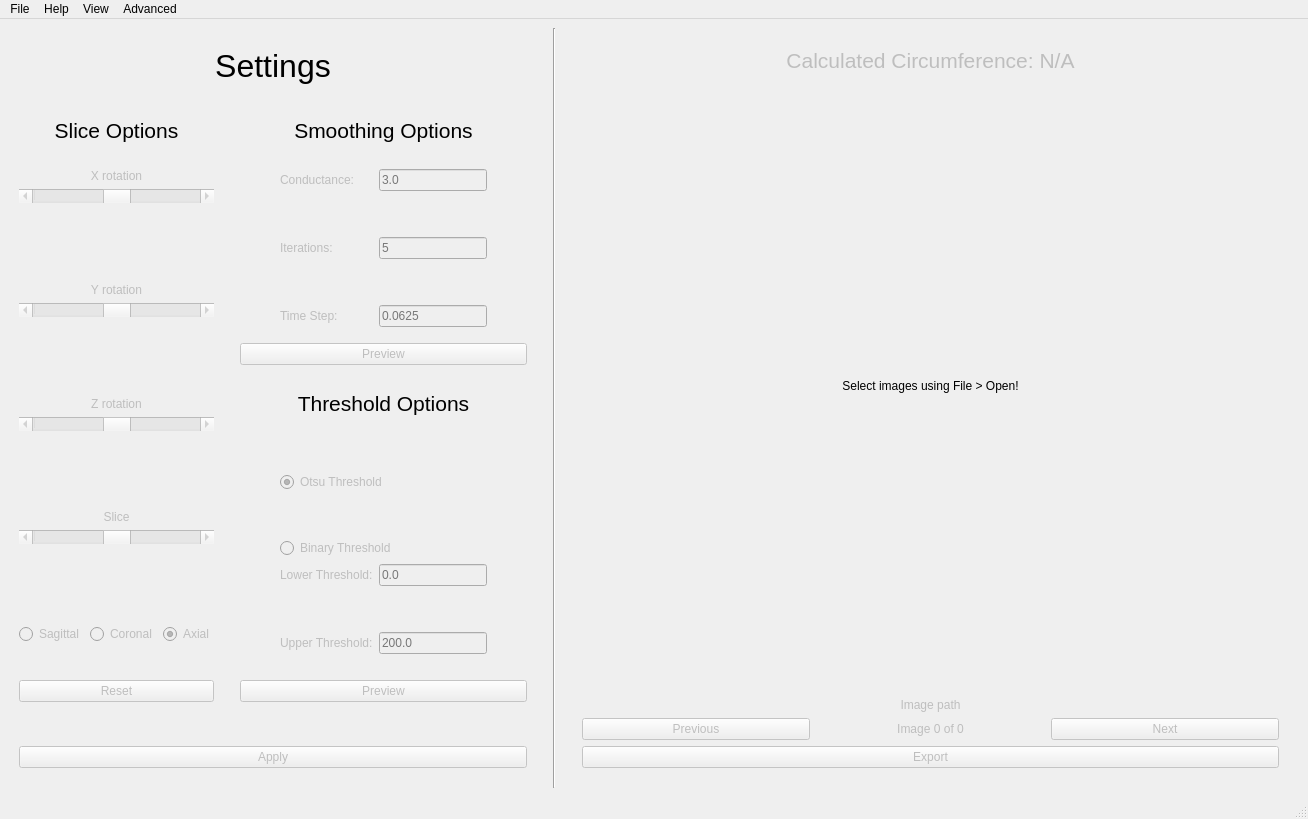
First picture: the form in NeuroRuler/GUI/mainwindow.ui, repository NIRALUser/NeuroRuler, before the edit.
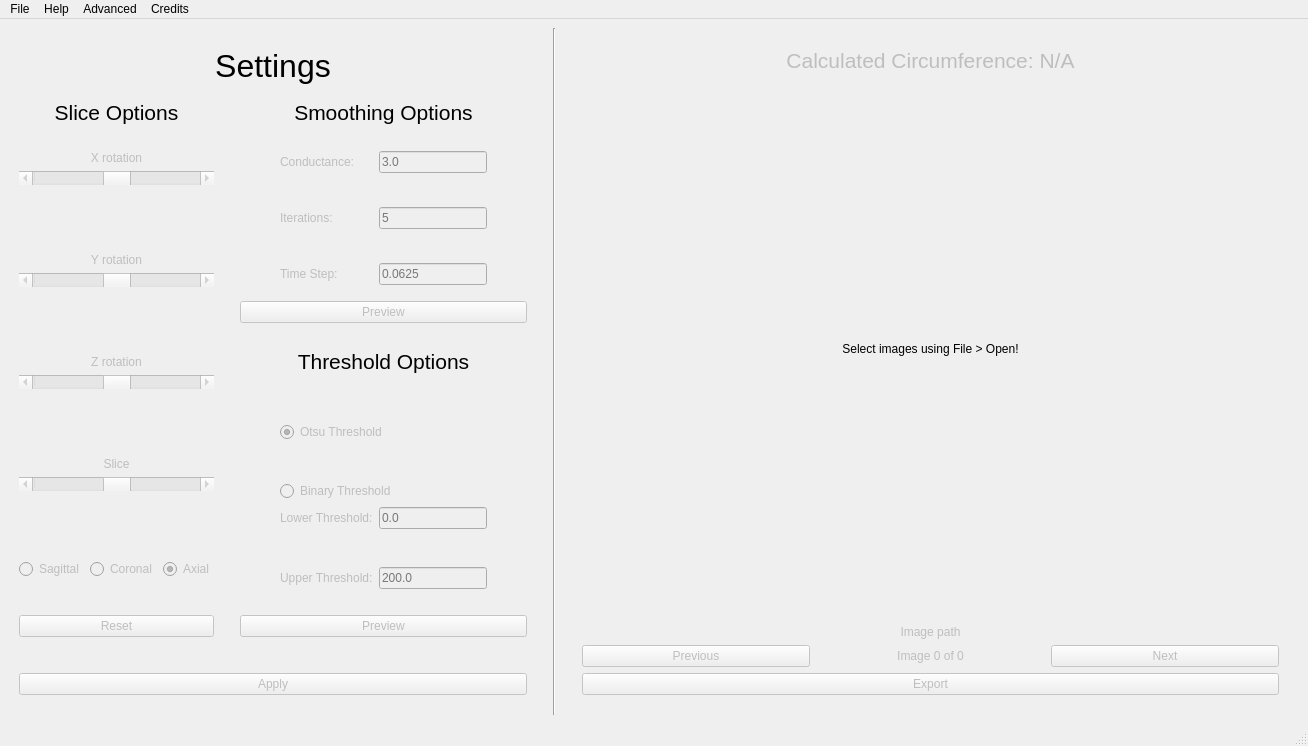
Second picture: the form after the edit.

Patch:
```diff
--- a/NeuroRuler/GUI/mainwindow.ui
+++ b/NeuroRuler/GUI/mainwindow.ui
@@ -7,7 +7,7 @@
     <x>0</x>
     <y>0</y>
     <width>1308</width>
-    <height>819</height>
+    <height>746</height>
    </rect>
   </property>
   <property name="windowTitle">
@@ -1231,16 +1231,16 @@
     <addaction name="action_print_direction"/>
     <addaction name="action_print_spacing"/>
    </widget>
-   <widget class="QMenu" name="menu_view">
+   <widget class="QMenu" name="menu_credits">
     <property name="title">
-     <string>View</string>
+     <string>Credits</string>
     </property>
     <addaction name="action_show_credits"/>
    </widget>
    <addaction name="menu_file"/>
    <addaction name="menu_help"/>
-   <addaction name="menu_view"/>
    <addaction name="menu_debug"/>
+   <addaction name="menu_credits"/>
   </widget>
   <widget class="QStatusBar" name="statusbar"/>
   <action name="action_documentation">
```
Left out of the diff: 75 changed lines with no effect on the pictures.
